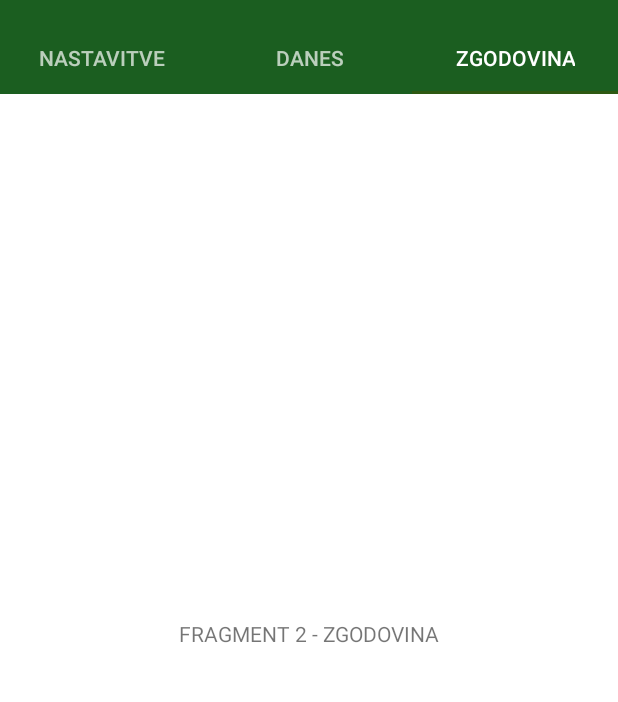
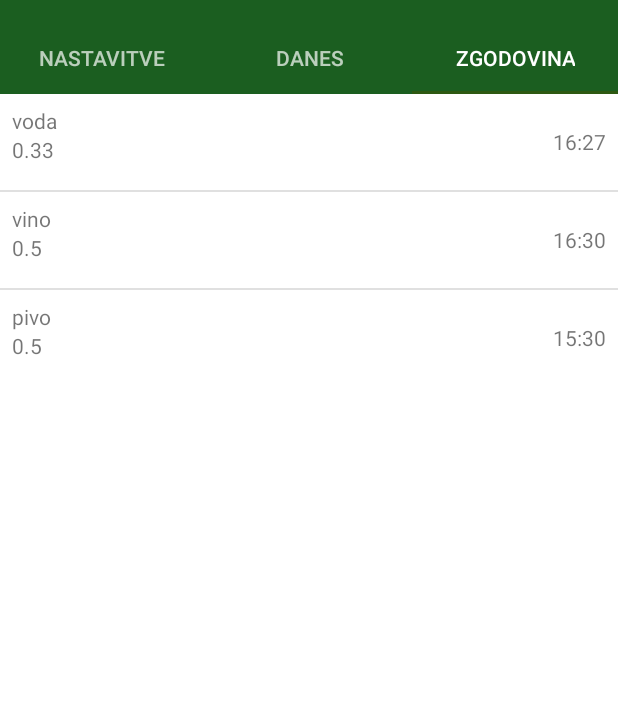
Before and after one commit to jurc192/iLulcek, an Android app: the screen it shows after launch (MainActivity), tab 3 chosen, on a phone screen of 412 x 824 dp, the part 62-764 px from its top. Run offline under Robolectric (Android 15) with nearby library versions, the phone set to English and light mode, and no system bars.

Commit message:
ListView v 0.01 now works. Using SimpleCursorAdapter for now.
Add methods getHistoryData and getSettingsData for DB querries. There's lot of TODO's but it works...

```diff
--- a/iLulcek/app/src/main/java/com/student/jure/ilulcek/MyDatabaseHelper.java
+++ b/iLulcek/app/src/main/java/com/student/jure/ilulcek/MyDatabaseHelper.java
@@ -27,14 +27,14 @@ public class MyDatabaseHelper extends SQLiteOpenHelper{
     private static final String WEIGHT = "weight";
 
     private static final String CREATE_TABLE_ZGODOVINA = "CREATE TABLE zgodovina (" +
-            "id_zgodovina INTEGER PRIMARY KEY AUTOINCREMENT," +
+            "_id INTEGER PRIMARY KEY AUTOINCREMENT," +
             "drink VARCHAR(255)," +
             "qty FLOAT," +
             "date TEXT," +
             "time TEXT);";
 
     private static final String CREATE_TABLE_NASTAVITVE = "CREATE TABLE nastavitve (" +
-        "id_nastavitve INTEGER PRIMARY KEY AUTOINCREMENT," +
+        "_id INTEGER PRIMARY KEY AUTOINCREMENT," +
         "sex VARCHAR(16)," +
         "age SMALLINT," +
         "weight SMALLINT);";
--- a/iLulcek/app/src/main/java/com/student/jure/ilulcek/NastavitveFragment.java
+++ b/iLulcek/app/src/main/java/com/student/jure/ilulcek/NastavitveFragment.java
@@ -2,17 +2,18 @@ package com.student.jure.ilulcek;
 
 
 import android.content.Context;
+import android.database.Cursor;
+import android.database.sqlite.SQLiteDatabase;
 import android.os.Bundle;
 import android.support.v4.app.Fragment;
+import android.support.v4.widget.SimpleCursorAdapter;
 import android.support.v7.view.ContextThemeWrapper;
 import android.view.LayoutInflater;
 import android.view.View;
 import android.view.ViewGroup;
+import android.widget.ListView;
 
 
-/**
- * A simple {@link Fragment} subclass.
- */
 public class NastavitveFragment extends Fragment {
 
 
@@ -27,15 +28,32 @@ public class NastavitveFragment extends Fragment {
 
         // A context wrapper that allows you to modify or replace the theme of the wrapped context.
         final Context contextThemeWrapper = new ContextThemeWrapper(getActivity(), R.style.FragmentTheme);
-
-        // LayoutInflater = > Instantiates a layout XML file into its corresponding View objects.
-        // Create a copy of the existing LayoutInflater object, with the copy pointing
-        // to a different Context than the original. This is used by ContextThemeWrapper to create
-        // a new LayoutInflater to go along with the new Context theme.
         LayoutInflater localInflater = inflater.cloneInContext(contextThemeWrapper);
-
-        // inflate the layout using the cloned inflater, not default inflater
         return localInflater.inflate(R.layout.fragment_nastavitve, container, false);
     }
 
+    @Override
+    public void onActivityCreated(Bundle savedInstanceState) {
+        super.onActivityCreated(savedInstanceState);
+
+        ListView lv = (ListView) getView().findViewById(R.id.listview2);
+
+        // Database query
+        Cursor myCursor = getSettingsData();
+        String[] from = {"sex", "age", "weight"};
+        int[] to = {R.id.list_text1};
+        SimpleCursorAdapter cursorAdapter = new SimpleCursorAdapter(getActivity(), R.layout.list_row, myCursor, from, to, 0);
+
+        lv.setAdapter(cursorAdapter);
+    }
+
+    /** My database query for SETTINGS entries **/
+    public Cursor getSettingsData() {
+
+        MyDatabaseHelper myDBhelper = new MyDatabaseHelper(getActivity());
+        SQLiteDatabase db = myDBhelper.getWritableDatabase();
+        Cursor cursor = db.query("nastavitve", null, null, null, null, null, null);
+
+        return cursor;
+    }
 }
--- a/iLulcek/app/src/main/java/com/student/jure/ilulcek/ZgodovinaFragment.java
+++ b/iLulcek/app/src/main/java/com/student/jure/ilulcek/ZgodovinaFragment.java
@@ -2,21 +2,23 @@ package com.student.jure.ilulcek;
 
 
 import android.content.Context;
+import android.database.Cursor;
+import android.database.sqlite.SQLiteDatabase;
 import android.os.Bundle;
 import android.support.v4.app.Fragment;
+import android.support.v4.widget.SimpleCursorAdapter;
 import android.support.v7.view.ContextThemeWrapper;
 import android.view.LayoutInflater;
 import android.view.View;
 import android.view.ViewGroup;
+import android.widget.ListView;
 
 
 public class ZgodovinaFragment extends Fragment {
 
-
     public ZgodovinaFragment() {
         // Required empty public constructor
     }
-
 
     @Override
     public View onCreateView(LayoutInflater inflater, ViewGroup container,
@@ -32,4 +34,28 @@ public class ZgodovinaFragment extends Fragment {
 
     }
 
+    @Override
+    public void onActivityCreated(Bundle savedInstanceState) {
+        super.onActivityCreated(savedInstanceState);
+
+        ListView lv = (ListView) getView().findViewById(R.id.listview);
+
+        // Database query
+        Cursor myCursor = getHistoryData();
+        String[] from = {"drink", "qty", "time"};
+        int[] to = {R.id.list_text1, R.id.list_text2, R.id.list_text3};
+        SimpleCursorAdapter cursorAdapter = new SimpleCursorAdapter(getActivity(), R.layout.list_row, myCursor, from, to, 0);
+
+        lv.setAdapter(cursorAdapter);
+    }
+
+    /** My database query for HISTORY entries **/
+    public Cursor getHistoryData() {
+
+        MyDatabaseHelper myDBhelper = new MyDatabaseHelper(getActivity());
+        SQLiteDatabase db = myDBhelper.getWritableDatabase();
+        Cursor cursor = db.query("zgodovina", null, null, null, null, null, null);
+
+        return cursor;
+    }
 }
--- a/iLulcek/app/src/main/res/layout/fragment_zgodovina.xml
+++ b/iLulcek/app/src/main/res/layout/fragment_zgodovina.xml
@@ -5,10 +5,11 @@
     android:layout_height="match_parent"
     tools:context="com.student.jure.ilulcek.ZgodovinaFragment">
 
-    <TextView
+    <ListView
+        android:id="@+id/listview"
         android:layout_width="match_parent"
-        android:layout_height="match_parent"
-        android:gravity="center"
-        android:text="FRAGMENT 2 - ZGODOVINA" />
+        android:layout_height="wrap_content">
+
+    </ListView>
 
 </FrameLayout>
--- /dev/null
+++ b/iLulcek/app/src/main/res/layout/list_row.xml
@@ -0,0 +1,38 @@
+<?xml version="1.0" encoding="utf-8"?>
+<RelativeLayout
+    xmlns:android="http://schemas.android.com/apk/res/android"
+    android:layout_width="match_parent"
+    android:layout_height="match_parent"
+    android:theme="@style/FragmentTheme"
+    android:minHeight="?attr/listPreferredItemHeight"
+    android:mode="twoLine">
+
+    <LinearLayout
+        android:layout_width="match_parent"
+        android:layout_height="match_parent"
+        android:orientation="vertical">
+
+        <TextView android:id="@+id/list_text1"
+            android:layout_width="match_parent"
+            android:layout_height="wrap_content"
+            android:layout_marginTop="8dp"
+            android:layout_marginStart="8dp"
+            android:layout_marginLeft="8dp" />
+
+        <TextView android:id="@+id/list_text2"
+            android:layout_width="match_parent"
+            android:layout_height="wrap_content"
+            android:layout_marginStart="8dp"
+            android:layout_marginLeft="8dp"/>
+
+    </LinearLayout>
+
+
+    <TextView android:id="@+id/list_text3"
+        android:layout_width="wrap_content"
+        android:layout_height="wrap_content"
+        android:layout_alignParentRight="true"
+        android:layout_marginRight="8dp"
+        android:layout_centerVertical="true" />
+
+</RelativeLayout>
--- a/iLulcek/app/src/main/res/values/strings.xml
+++ b/iLulcek/app/src/main/res/values/strings.xml
@@ -1,7 +1,6 @@
 <resources>
     <string name="app_name">iLulcek</string>
 
-    <!-- TODO: Remove or change this placeholder text -->
     <string name="hello_blank_fragment">Hello blank fragment</string>
     <string name="fragment_1_danes">FRAGMENT 1 - DANES</string>
 </resources>
```
Also changed, not shown: iLulcek/app/src/main/res/layout/fragment_nastavitve.xml (+5 -4 lines), iLulcek/app/src/main/res/layout/list_row_settings.xml (added, +28 -0 lines), 1 other file.
